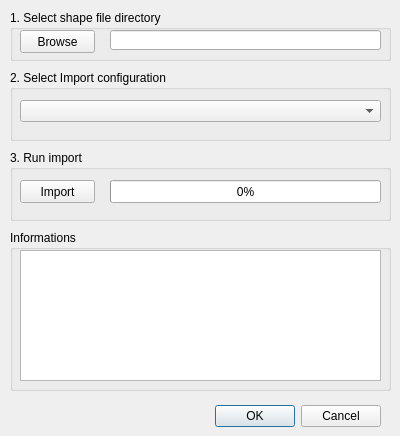
Old version of the form EasyImport_dialog_base.ui in the repository VilleDePully/EasyImport.
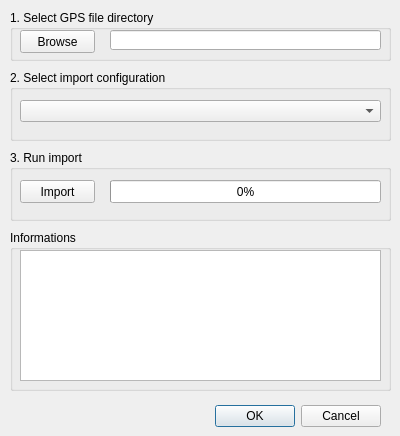
New version of the form.

What changed in the file:
```diff
--- a/EasyImport_dialog_base.ui
+++ b/EasyImport_dialog_base.ui
@@ -45,7 +45,7 @@
     </rect>
    </property>
    <property name="title">
-    <string>1. Select shape file directory</string>
+    <string>1. Select GPS file directory</string>
    </property>
    <widget class="QPushButton" name="btnBrowse">
     <property name="geometry">
@@ -81,7 +81,7 @@
     </rect>
    </property>
    <property name="title">
-    <string>2. Select Import configuration</string>
+    <string>2. Select import configuration</string>
    </property>
    <widget class="QComboBox" name="cbxConfig">
     <property name="geometry">
```
